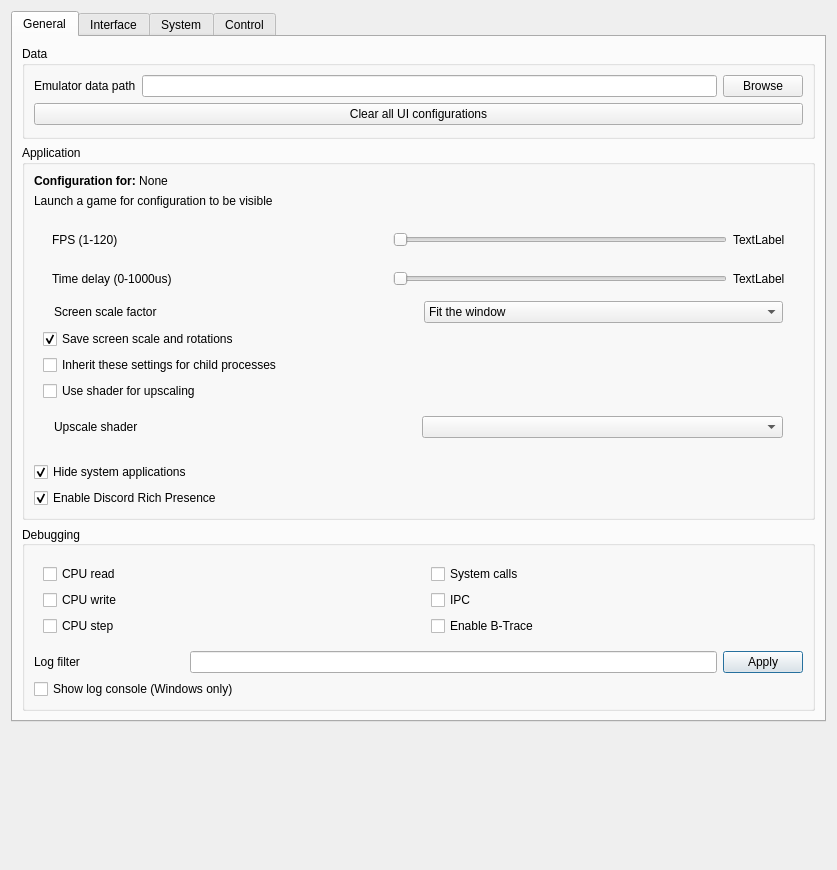
Qt form src/emu/qt/src/settings_dialog.ui (EKA2L1/EKA2L1) before a commit.
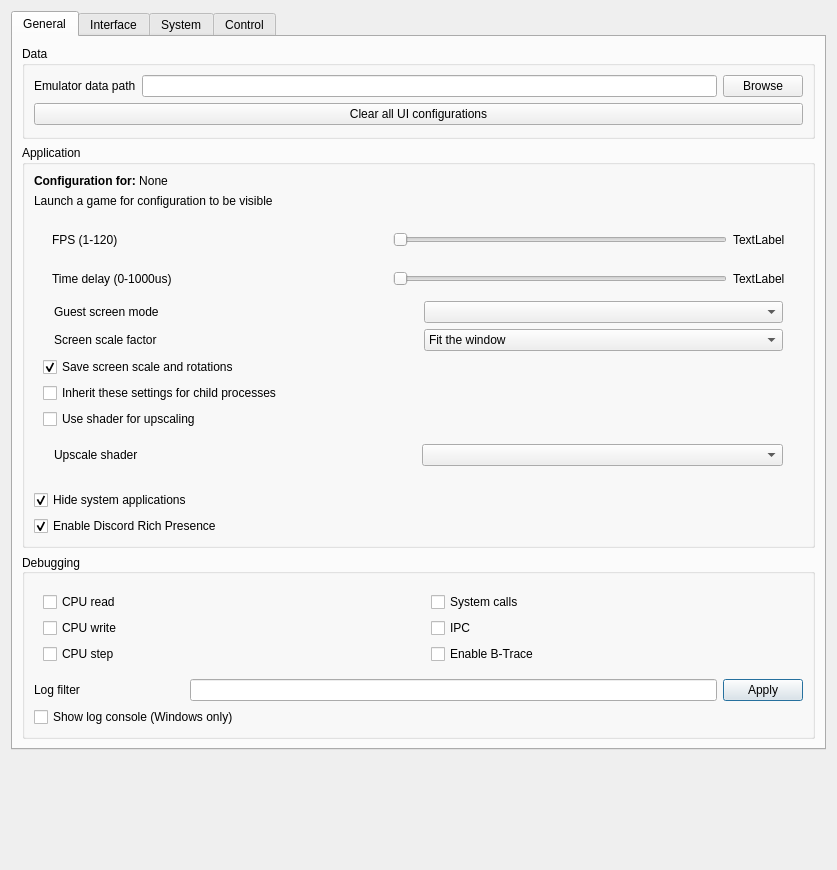
The same form after that commit. The open tabs and pages were chosen to show the change.

Commit message: qt, android: Add a per-app guest screen mode setting

Diff of the .ui file:
```diff
--- a/src/emu/qt/src/settings_dialog.ui
+++ b/src/emu/qt/src/settings_dialog.ui
@@ -182,6 +182,35 @@
                </layout>
               </widget>
              </item>
+             <item>
+              <layout class="QHBoxLayout" name="app_config_screen_mode_layout">
+               <property name="spacing">
+                <number>11</number>
+               </property>
+               <property name="leftMargin">
+                <number>11</number>
+               </property>
+               <property name="topMargin">
+                <number>0</number>
+               </property>
+               <property name="rightMargin">
+                <number>11</number>
+               </property>
+               <property name="bottomMargin">
+                <number>0</number>
+               </property>
+               <item>
+                <widget class="QLabel" name="app_config_screen_mode_label">
+                 <property name="text">
+                  <string>Guest screen mode</string>
+                 </property>
+                </widget>
+               </item>
+               <item>
+                <widget class="QComboBox" name="app_config_screen_mode_combo_box"/>
+               </item>
+              </layout>
+             </item>
              <item>
               <layout class="QHBoxLayout" name="app_config_screen_scale_edit_widget">
                <property name="spacing">
```
The commit also changes 11 other files.
